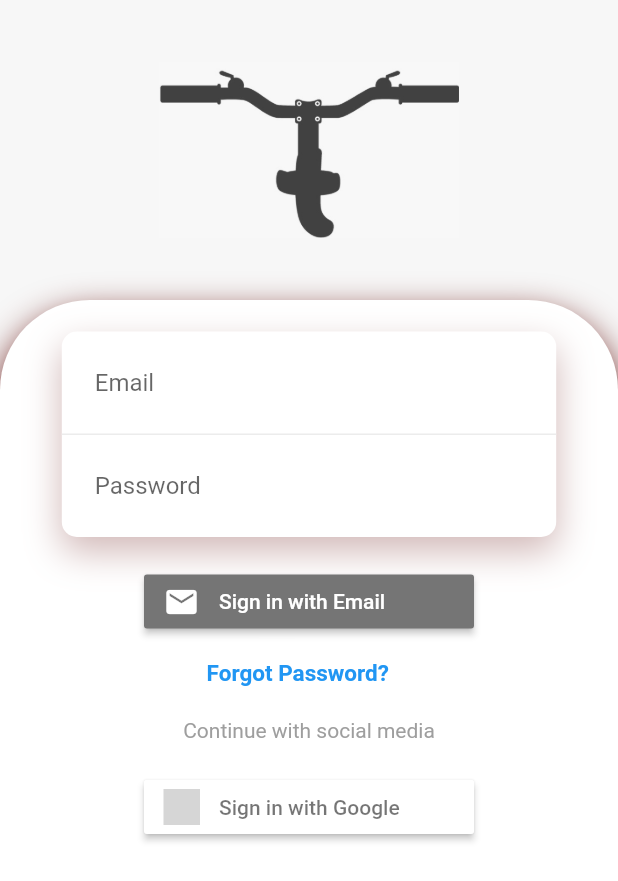
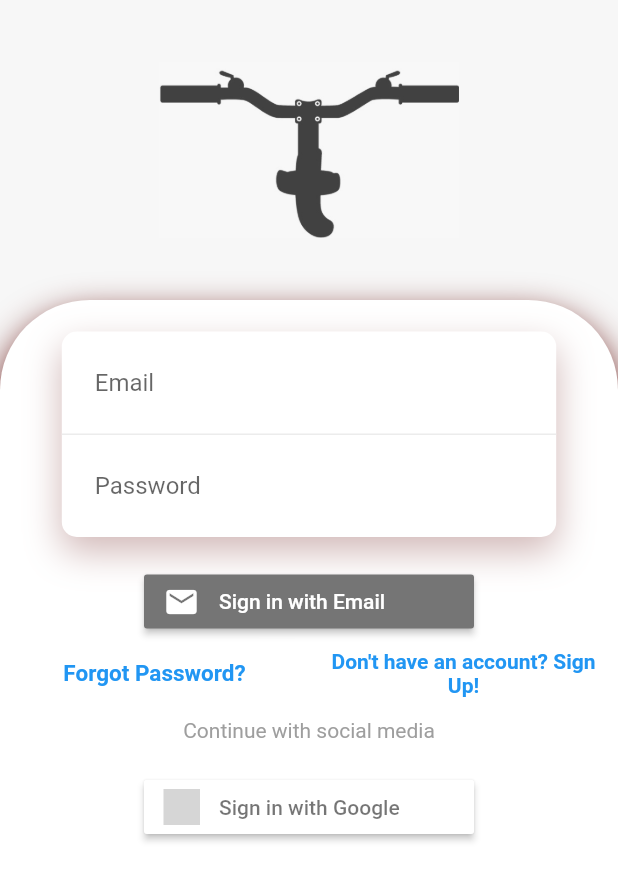
Before and after one commit to Surduremeyenler/TekerTeker, a Flutter app: the SignInPageBody screen opened directly, on a phone screen of 412 x 824 dp. Shown: the top 881 px of the screen. Run offline on Flutter 3.47's test engine with Material 2 defaults, Android fonts, the light colour scheme and no system bars; our stand-ins replace bloc, cloud_firestore, firebase_auth, firebase_core, flashy_tab_bar2, flutter_bloc and 8 more; missing offline and left inert: flow_builder; accounts and stored records are empty; grey boxes are pictures that could not be loaded.

Commit message:
style: SignUp button style for the sign in page

```diff
--- a/lib/presentation/widgets/login_page_widgets/sign_in_page_body.dart
+++ b/lib/presentation/widgets/login_page_widgets/sign_in_page_body.dart
@@ -80,7 +80,13 @@ class SignInPageBody extends StatelessWidget {
                           height: 10,
                         ),
                         Login(),
-                        ForgotPassword(),
+                        Row(
+                          mainAxisAlignment: MainAxisAlignment.spaceAround,
+                          children: [
+                            Expanded(child: ForgotPassword()),
+                            Expanded(child: SignUpButton(context)),
+                          ],
+                        ),
                         FadeAnimation(
                             1.7,
                             Text(
--- a/lib/presentation/widgets/login_page_widgets/sign_in_page_widgets.dart
+++ b/lib/presentation/widgets/login_page_widgets/sign_in_page_widgets.dart
@@ -74,25 +74,17 @@ Widget Login() {
 }
 
 Widget SignUpButton(context) {
-  return Padding(
-    padding: const EdgeInsets.only(top: 15, right: 5),
-    child: CupertinoButton(
-      padding: EdgeInsets.zero,
-      borderRadius: BorderRadius.circular(3),
-      child: Container(
-        margin: const EdgeInsets.all(3),
-        child: const Text(
-          'Sign Up',
-          style: TextStyle(fontSize: 15, fontWeight: FontWeight.w600),
-        ),
-      ),
-      color: Colors.blueAccent,
-      onPressed: () => {
+  return TextButton(
+    onPressed: () {
       Navigator.push(
         context,
         MaterialPageRoute(builder: (context) => const SignUpPage()),
-        )
+      );
     },
+    child: const Text(
+      "Don't have an account? Sign Up!",
+      textAlign: TextAlign.center,
+      style: TextStyle(fontSize: 14, fontWeight: FontWeight.w600),
     ),
   );
 }
@@ -100,16 +92,14 @@ Widget SignUpButton(context) {
 Widget ForgotPassword() {
   return BlocBuilder<LoginCubit, LoginState>(
     builder: (context, state) {
-      return Padding(
-        padding: const EdgeInsets.only(right: 15),
-        child: TextButton(
+      return TextButton(
         onPressed: () {
           context.read<LoginCubit>().resetPassword();
         },
         child: const Text(
           'Forgot Password?',
+          textAlign: TextAlign.center,
           style: TextStyle(fontSize: 15, fontWeight: FontWeight.w600),
-          ),
         ),
       );
     },
```
Lines whose indentation alone changed are shown as unchanged.
